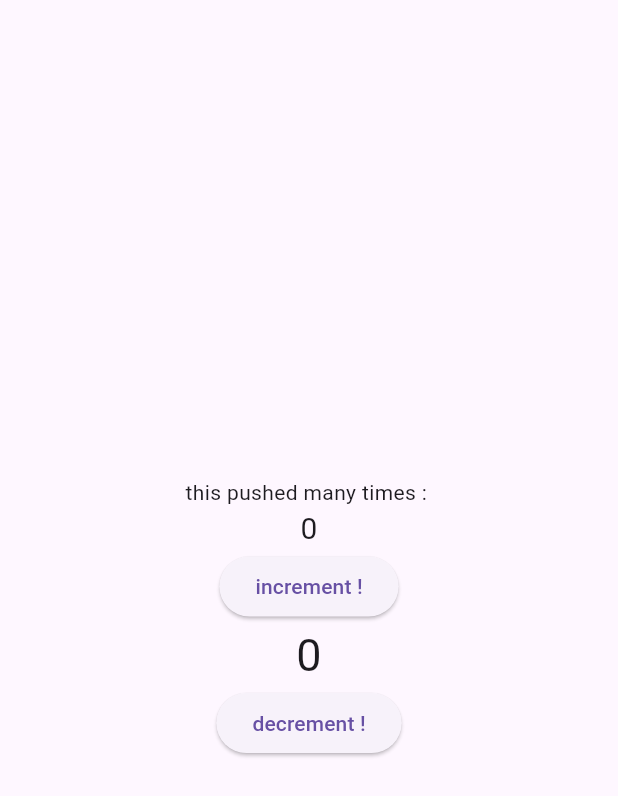
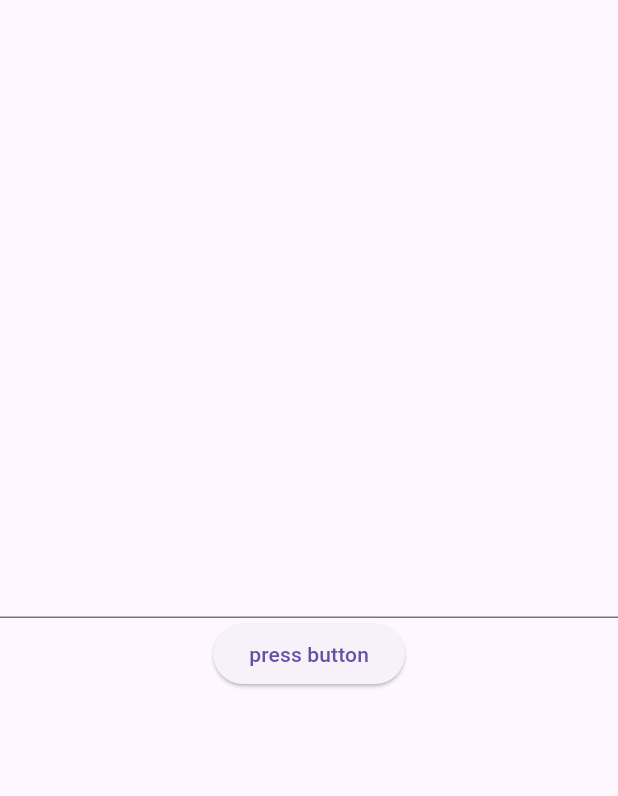
Before and after one commit to Ramijawadi/flutterBasic, a Flutter app: the screen it shows after launch, on a phone screen of 412 x 824 dp. Shown: the top 796 px of the screen. Run offline on Flutter 3.47's test engine with Material 3 defaults, Android fonts, the phone set to English and light mode, and no system bars.

Commit message:
add textField control with getter print input

```diff
--- a/lib/main.dart
+++ b/lib/main.dart
@@ -2,6 +2,7 @@
 
 import 'package:flutter/material.dart';
 import 'package:testapp/pages/CounterPage.dart';
+import 'package:testapp/pages/TodoPage.dart';
 import 'package:testapp/pages/first_page.dart';
 import 'package:testapp/pages/home_page.dart';
 import 'package:testapp/pages/settings_page.dart';
@@ -15,8 +16,8 @@ class MyApp extends StatelessWidget {
   @override
   Widget build(BuildContext context) {
     return MaterialApp(
-
-      home : CounterPage(),
+debugShowCheckedModeBanner: false,
+      home :TodoPage(),
     );
   }
 }
--- a/lib/pages/CounterPage.dart
+++ b/lib/pages/CounterPage.dart
@@ -1,65 +1,69 @@
-// ignore_for_file: prefer_const_literals_to_create_immutables
+// // ignore_for_file: prefer_const_literals_to_create_immutables
 
-import 'package:flutter/material.dart';
+// import 'package:flutter/material.dart';
 
 
-class CounterPage extends StatefulWidget {
-  const CounterPage({super.key});
+// class CounterPage extends StatefulWidget {
+//   const CounterPage({super.key});
 
-  @override
-  State<CounterPage> createState() => _CounterPageState();
-}
+//   @override
+//   State<CounterPage> createState() => _CounterPageState();
+// }
 
-class _CounterPageState extends State<CounterPage> {
+// class _CounterPageState extends State<CounterPage> {
 
-  int _counter = 0 ;
-    int _countertwo = 0 ;
+//   int _counter = 0 ;
+//     int _countertwo = 0 ;
 
 
-void _increment() {
 
-setState(() {
-  _counter ++ ;
-});
-}
+// void _increment() {
 
-void _decrement() {
+// setState(() {
+//   _counter ++ ;
+// });
+// }
 
-setState(() {
-  _countertwo -- ;
-});
-}
+// void _decrement() {
+
+// setState(() {
+//   _countertwo -- ;
+// });
+// }
 
 
-  @override
-  Widget build(BuildContext context) {
-    return Scaffold(
-  body: Center(
-    child: Column(
-       mainAxisAlignment : MainAxisAlignment.center,
-      children: [
-    Text('this pushed many times : '),
+//  @override
+//   Widget build(BuildContext context) {
+//     return Scaffold(
+//   body: Center(
+//     child: Column(
+//        mainAxisAlignment : MainAxisAlignment.center,
+//       children: [
+//     Text('this pushed many times : '),
 
-    Text(
-      _counter.toString(),
-      style:TextStyle(fontSize: 20),
-    ),
-    ElevatedButton(onPressed: _increment, child: Text("increment !"),
+//     Text(
+//       _counter.toString(),
+//       style:TextStyle(fontSize: 20),
+//     ),
+//     ElevatedButton(onPressed: _increment, child: Text("increment !"),
 
-    ),
+//     ),
 
 
-       Text(
-      _countertwo.toString(),
-      style:TextStyle(fontSize: 30),
-    ),
-    ElevatedButton(onPressed: _decrement, child: Text("decrement !"),
+//        Text(
+//       _countertwo.toString(),
+//       style:TextStyle(fontSize: 30),
+//     ),
+//     ElevatedButton(onPressed: _decrement, child: Text("decrement !"),
 
-    ),
 
-     ],),
-  )
+//     ),
 
-    );
-  }
-}
+
+
+//      ],),
+//   )
+
+//     );
+//   }
+// }
--- /dev/null
+++ b/lib/pages/TodoPage.dart
@@ -0,0 +1,33 @@
+import 'package:flutter/material.dart';
+
+class TodoPage extends StatefulWidget {
+   TodoPage({super.key});
+
+  @override
+  State<TodoPage> createState() => _nameState();
+ }
+class _nameState extends State<TodoPage> {
+
+  void _getter() {
+
+print(myController.text);
+
+  }
+  TextEditingController myController = TextEditingController();
+  @override
+  Widget build(BuildContext context) {
+    return Scaffold(
+   body: Center(
+      child: Column(
+        mainAxisAlignment: MainAxisAlignment.center,
+         children: [
+        TextField(
+         controller:myController , ),
+         ElevatedButton(onPressed: _getter,
+         child: Text("press button"))
+      ],
+    )
+   )
+    );
+  }
+}
```
